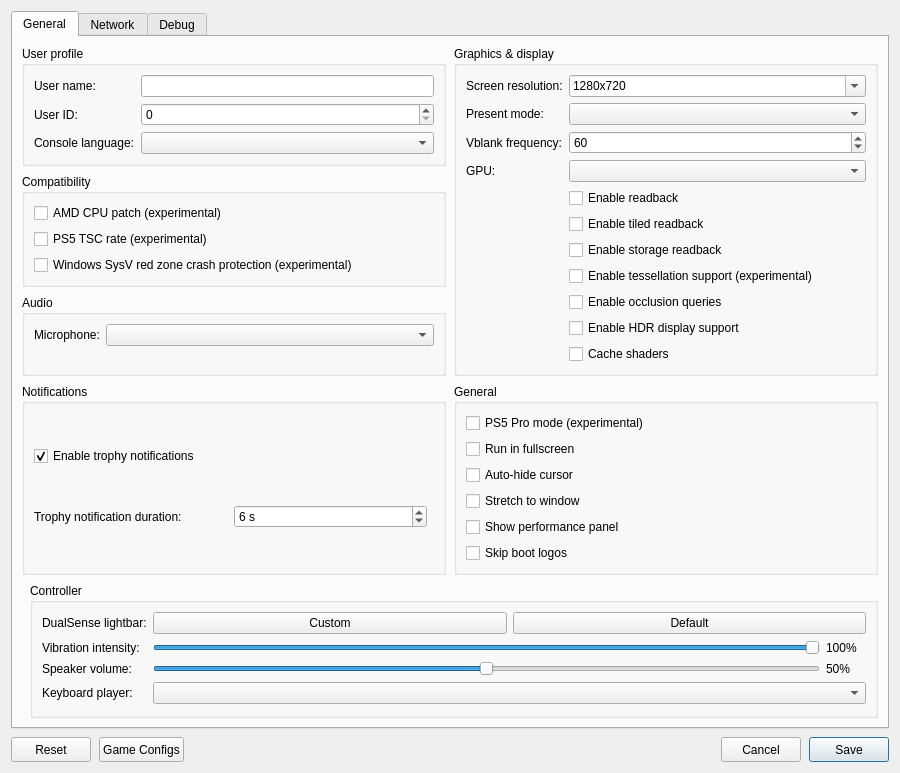
Qt form src/launcher/forms/configuration_edit_dialog.ui (carbonimax/KytyPS5) before a commit.
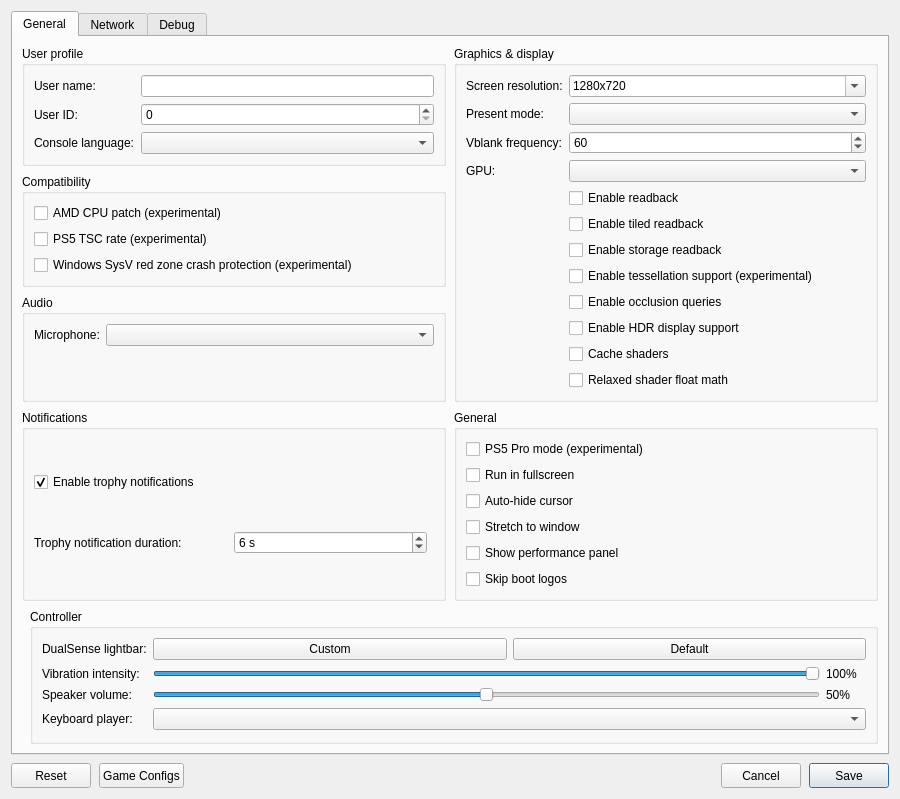
The same form after that commit. Custom widgets are drawn as their Qt base class.

Commit message:
shader: add a relaxed float option that emits native min/max/med3 and skips input denormal flushes

Fork: the profile is built in the fork's ProgramCache, and the shader
store keys the option in its host key (the fork does not serialize
Spirv::Profile); the launcher keeps the fork's shader-cache default.

```diff
--- a/src/launcher/forms/configuration_edit_dialog.ui
+++ b/src/launcher/forms/configuration_edit_dialog.ui
@@ -203,6 +203,12 @@
               <property name="text"><string>Cache shaders</string></property>
              </widget>
             </item>
+            <item row="12" column="1">
+             <widget class="QCheckBox" name="checkBox_relaxed_shader_float">
+              <property name="toolTip"><string>Use the host GPU's native float operations in shaders. Faster, but can be inaccurate.</string></property>
+              <property name="text"><string>Relaxed shader float math</string></property>
+             </widget>
+            </item>
            </layout>
           </widget>
          </item>
```
The commit also changes 14 other files.
